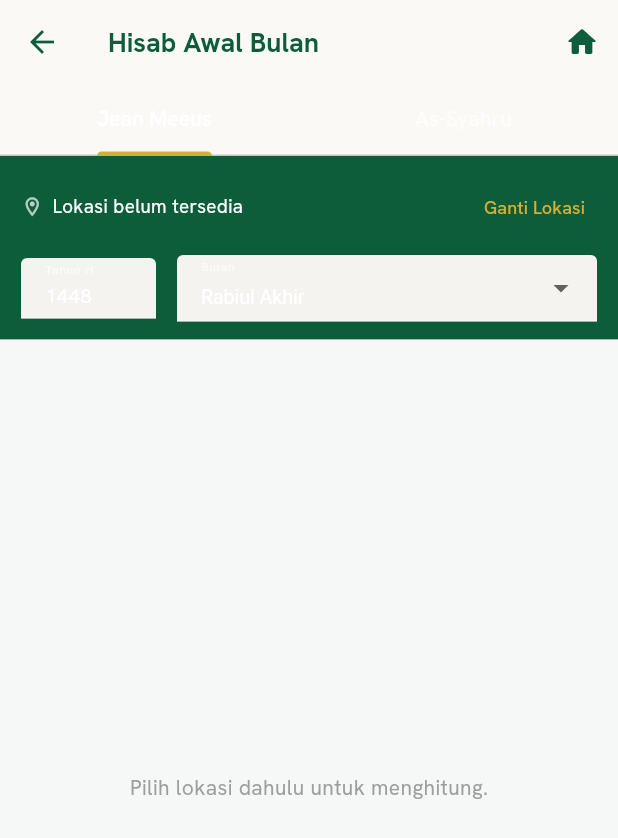
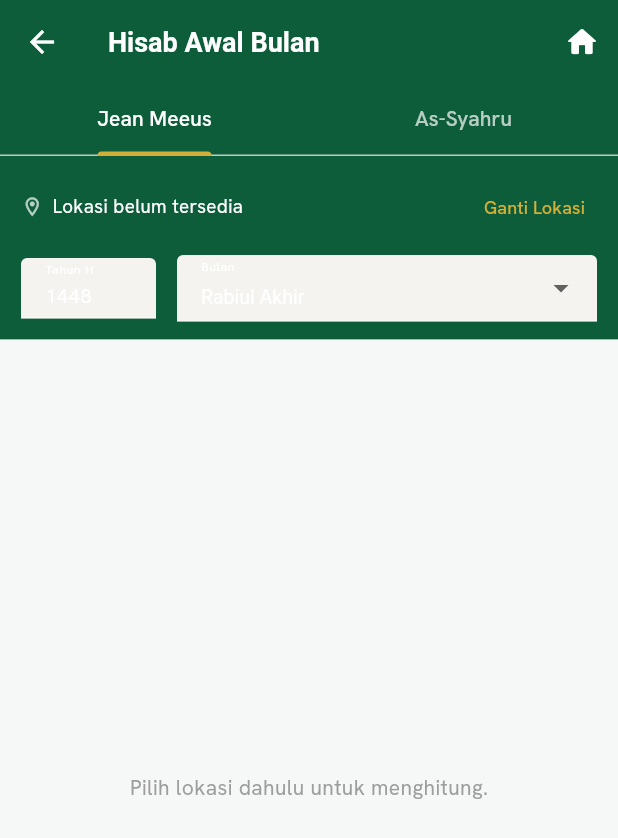
Before and after one commit to alfinfahmi/Pencari-Kecamatan-V3, a Flutter app: the HisabAwalBulanScreen screen opened directly, on a phone screen of 412 x 824 dp. Shown: the top 838 px of the screen. Run offline on Flutter 3.47's test engine with Material 3 defaults, Android fonts, the phone set to English and light mode, and no system bars; our stand-ins replace flutter_compass, flutter_local_notifications, geocoding, geolocator, google_fonts, hive and 6 more; missing offline and left inert: encrypt; accounts and stored records are empty; statements that could not run were skipped.

Commit message:
edit screen

```diff
--- a/lib/screens/hisab_awal_bulan_screen.dart
+++ b/lib/screens/hisab_awal_bulan_screen.dart
@@ -127,6 +127,10 @@ class _HisabAwalBulanScreenState extends State<HisabAwalBulanScreen> with Single
     return Scaffold(
       backgroundColor: Theme.of(context).brightness == Brightness.dark ? AppColors.backgroundDark : const Color(0xFFF6F8F7),
       appBar: AppBar(
+        backgroundColor: AppColors.emerald,
+        foregroundColor: Colors.white,
+        iconTheme: const IconThemeData(color: Colors.white),
+        titleTextStyle: const TextStyle(color: Colors.white, fontWeight: FontWeight.w700, fontSize: 18),
         title: const Text('Hisab Awal Bulan'),
         actions: [HomeButton()],
         bottom: TabBar(
@@ -201,6 +205,7 @@ class _HisabAwalBulanScreenState extends State<HisabAwalBulanScreen> with Single
                   decoration: InputDecoration(
                     labelText: 'Tahun H',
                     labelStyle: const TextStyle(color: Colors.white70, fontSize: 11),
+                    floatingLabelStyle: const TextStyle(color: Colors.white, fontSize: 11),
                     isDense: true,
                     enabledBorder: const UnderlineInputBorder(borderSide: BorderSide(color: Colors.white38)),
                     focusedBorder: const UnderlineInputBorder(borderSide: BorderSide(color: AppColors.gold)),
@@ -217,6 +222,7 @@ class _HisabAwalBulanScreenState extends State<HisabAwalBulanScreen> with Single
                   decoration: const InputDecoration(
                     labelText: 'Bulan',
                     labelStyle: TextStyle(color: Colors.white70, fontSize: 11),
+                    floatingLabelStyle: TextStyle(color: Colors.white, fontSize: 11),
                     isDense: true,
                     enabledBorder: UnderlineInputBorder(borderSide: BorderSide(color: Colors.white38)),
                     focusedBorder: UnderlineInputBorder(borderSide: BorderSide(color: AppColors.gold)),
@@ -265,7 +271,12 @@ class _HisabAwalBulanScreenState extends State<HisabAwalBulanScreen> with Single
 
     return SingleChildScrollView(
       padding: const EdgeInsets.all(14),
-      child: Column(
+      child: Center(
+        child: ConstrainedBox(
+          // Batasi lebar maksimum -- tanpa ini, di layar lebar (desktop)
+          // kartu-kartu jadi melebar penuh ke seluruh layar, sulit dibaca.
+          constraints: const BoxConstraints(maxWidth: 640),
+          child: Column(
         crossAxisAlignment: CrossAxisAlignment.stretch,
         children: [
           _kartuKesimpulan(hasil, bulanH, tahunH, tanggal1),
@@ -329,6 +340,8 @@ class _HisabAwalBulanScreenState extends State<HisabAwalBulanScreen> with Single
           const SizedBox(height: 12),
           const WatermarkFooter(),
         ],
+          ),
+        ),
       ),
     );
   }
```
Also changed, not shown: 2 other files.
